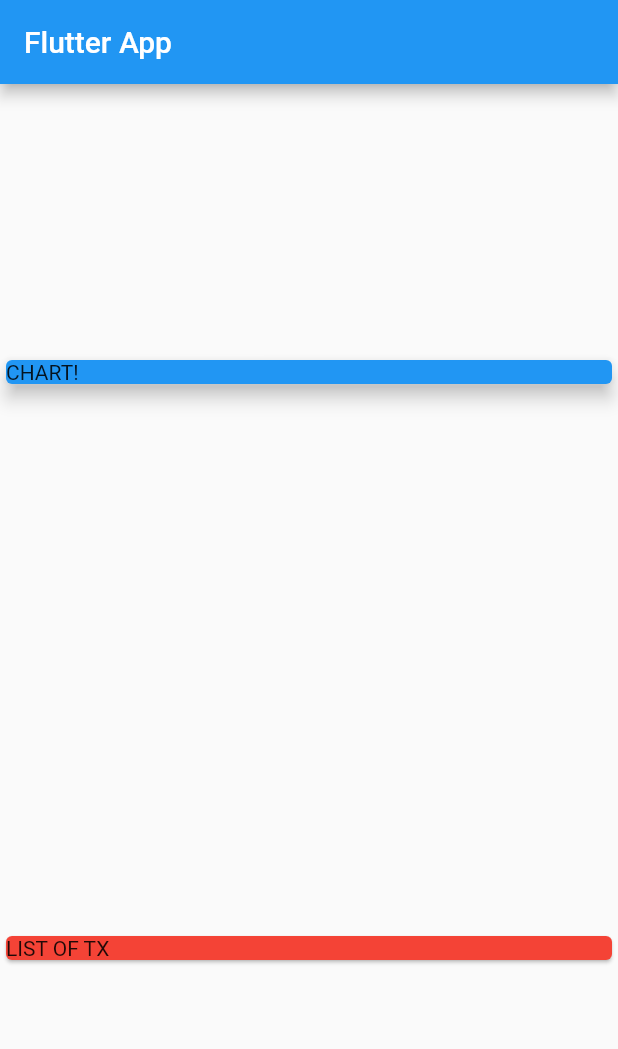
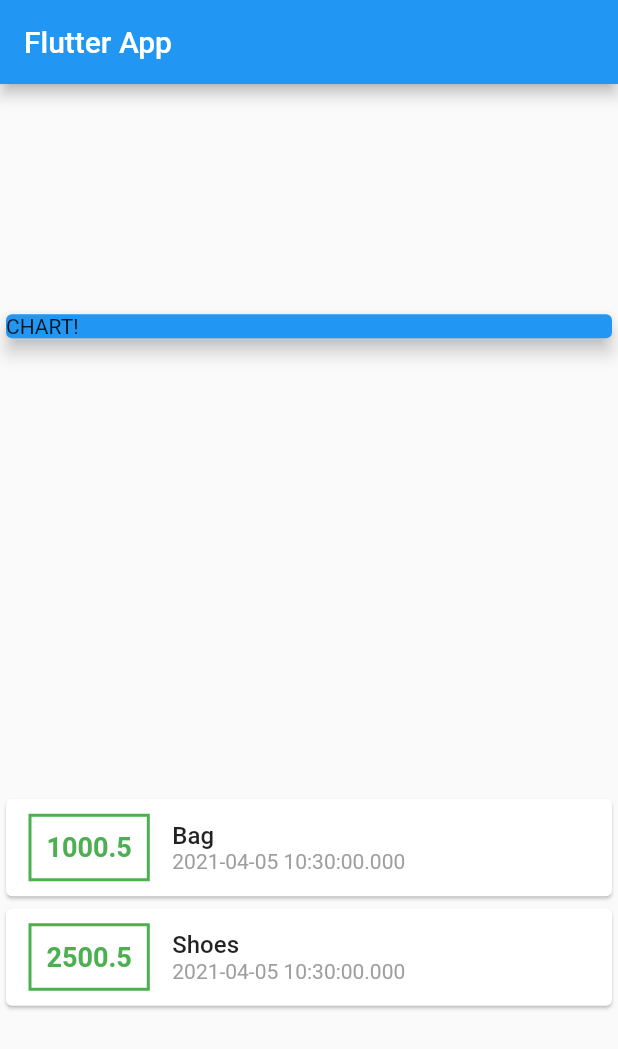
Before and after one commit to akshitachi/Personal_expense_app, a Flutter app: the screen it shows after launch, on a phone screen of 412 x 824 dp. Shown: the top 1049 px of the screen. Run offline on Flutter 3.47's test engine with Material 2 defaults, Android fonts, the phone set to English and light mode, and no system bars.

Commit message:
added some styling

```diff
--- a/lib/main.dart
+++ b/lib/main.dart
@@ -1,4 +1,5 @@
 import 'package:flutter/material.dart';
+import './transactions.dart';
 
 void main() => runApp(MyApp());
 
@@ -13,6 +14,20 @@ class MyApp extends StatelessWidget {
 }
 
 class MyHomePage extends StatelessWidget {
+  final List<Transaction> transactions = [
+    Transaction(
+      id: 'item1',
+      title: 'Bag',
+      amount: 1000.50,
+      date: DateTime.now(),
+    ),
+    Transaction(
+      id: 'item2',
+      title: 'Shoes',
+      amount: 2500.50,
+      date: DateTime.now(),
+    ),
+  ];
   @override
   Widget build(BuildContext context) {
     return Scaffold(
@@ -31,9 +46,54 @@ class MyHomePage extends StatelessWidget {
                 elevation: 5,
               ),
             ),
-            Card(
-              color: Colors.red,
-              child: Text('LIST OF TX'),
+            Column(
+              children: transactions.map((tx) {
+                return Card(
+                  child: Row(
+                    children: [
+                      Container(
+                        margin: EdgeInsets.symmetric(
+                          vertical: 10,
+                          horizontal: 15,
+                        ),
+                        decoration: BoxDecoration(
+                          border: Border.all(
+                            color: Colors.green,
+                            width: 2,
+                          ),
+                        ),
+                        padding: EdgeInsets.all(10),
+                        child: Text(
+                          tx.amount.toString(),
+                          style: TextStyle(
+                            fontWeight: FontWeight.bold,
+                            fontSize: 18,
+                            color: Colors.green,
+                          ),
+                        ),
+                      ),
+                      Column(
+                        crossAxisAlignment: CrossAxisAlignment.start,
+                        children: [
+                          Text(
+                            tx.title,
+                            style: TextStyle(
+                              fontSize: 16,
+                              fontWeight: FontWeight.w500,
+                            ),
+                          ),
+                          Text(
+                            tx.date.toString(),
+                            style: TextStyle(
+                              color: Colors.grey,
+                            ),
+                          ),
+                        ],
+                      ),
+                    ],
+                  ),
+                );
+              }).toList(),
             ),
           ],
         ));
--- /dev/null
+++ b/lib/transactions.dart
@@ -0,0 +1,14 @@
+import 'package:flutter/material.dart';
+
+class Transaction {
+  final String id;
+  final String title;
+  final double amount;
+  final DateTime date;
+  Transaction({
+    @required this.id,
+    @required this.title,
+    @required this.amount,
+    @required this.date,
+  });
+}
```
